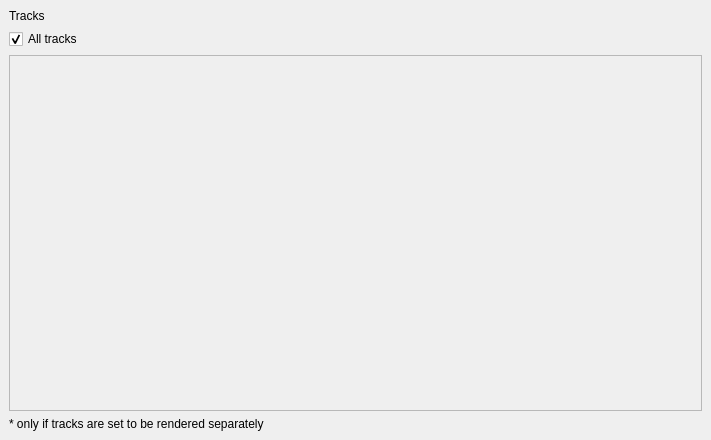
Before: the Qt Designer form ui/blocklayersetup.ui in lgmventura/MusicaVisual, drawn with Qt 5.
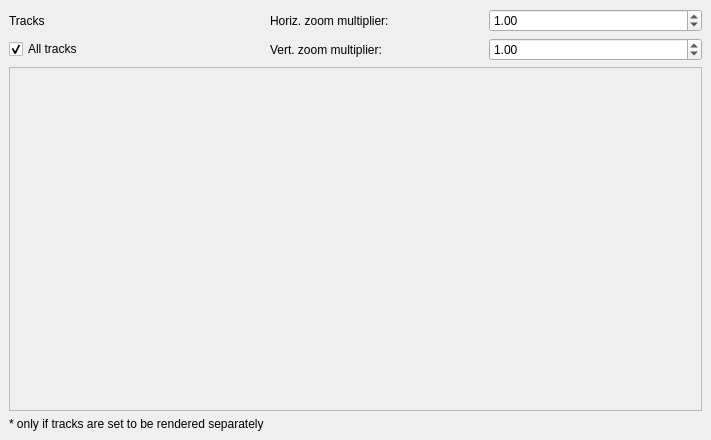
After: the same form once the commit is applied.

Commit message: Horizontal and vertical zoom multipliers for block layers implemented and working.

What changed in the file:
```diff
--- a/ui/blocklayersetup.ui
+++ b/ui/blocklayersetup.ui
@@ -17,15 +17,22 @@
    <string>Block layer setup</string>
   </property>
   <widget class="QWidget" name="dockWidgetContents">
-   <layout class="QVBoxLayout" name="verticalLayout">
-    <item>
+   <layout class="QGridLayout" name="gridLayout">
+    <item row="1" column="1">
+     <widget class="QLabel" name="lb_vZoomMult">
+      <property name="text">
+       <string>Vert. zoom multiplier:</string>
+      </property>
+     </widget>
+    </item>
+    <item row="0" column="0">
      <widget class="QLabel" name="lb_tracks">
       <property name="text">
        <string>Tracks</string>
       </property>
      </widget>
     </item>
-    <item>
+    <item row="1" column="0">
      <widget class="QCheckBox" name="cb_allTracks">
       <property name="text">
        <string>All tracks</string>
@@ -35,7 +42,30 @@
       </property>
      </widget>
     </item>
-    <item>
+    <item row="3" column="0">
+     <widget class="QLabel" name="lb_renderSep">
+      <property name="text">
+       <string>* only if tracks are set to be rendered separately</string>
+      </property>
+     </widget>
+    </item>
+    <item row="1" column="2">
+     <widget class="QDoubleSpinBox" name="dspb_vZoomMult">
+      <property name="minimum">
+       <double>0.020000000000000</double>
+      </property>
+      <property name="maximum">
+       <double>50.000000000000000</double>
+      </property>
+      <property name="stepType">
+       <enum>QAbstractSpinBox::AdaptiveDecimalStepType</enum>
+      </property>
+      <property name="value">
+       <double>1.000000000000000</double>
+      </property>
+     </widget>
+    </item>
+    <item row="2" column="0" colspan="3">
      <widget class="QScrollArea" name="scrollArea">
       <property name="widgetResizable">
        <bool>true</bool>
@@ -46,16 +76,32 @@
          <x>0</x>
          <y>0</y>
          <width>691</width>
-         <height>332</height>
+         <height>320</height>
         </rect>
        </property>
       </widget>
      </widget>
     </item>
-    <item>
-     <widget class="QLabel" name="lb_renderSep">
+    <item row="0" column="1">
+     <widget class="QLabel" name="lb_hZoomMult">
       <property name="text">
-       <string>* only if tracks are set to be rendered separately</string>
+       <string>Horiz. zoom multiplier:</string>
+      </property>
+     </widget>
+    </item>
+    <item row="0" column="2">
+     <widget class="QDoubleSpinBox" name="dspb_hZoomMult">
+      <property name="minimum">
+       <double>0.020000000000000</double>
+      </property>
+      <property name="maximum">
+       <double>50.000000000000000</double>
+      </property>
+      <property name="stepType">
+       <enum>QAbstractSpinBox::AdaptiveDecimalStepType</enum>
+      </property>
+      <property name="value">
+       <double>1.000000000000000</double>
       </property>
      </widget>
     </item>
```
The commit also changes 4 other files.
